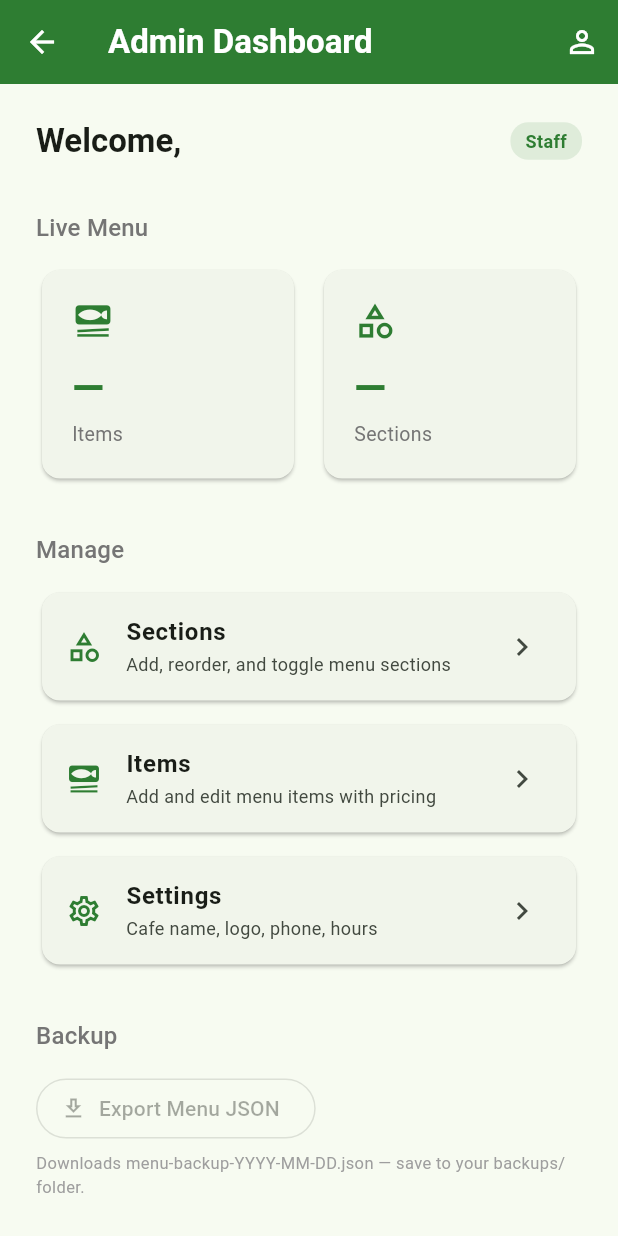
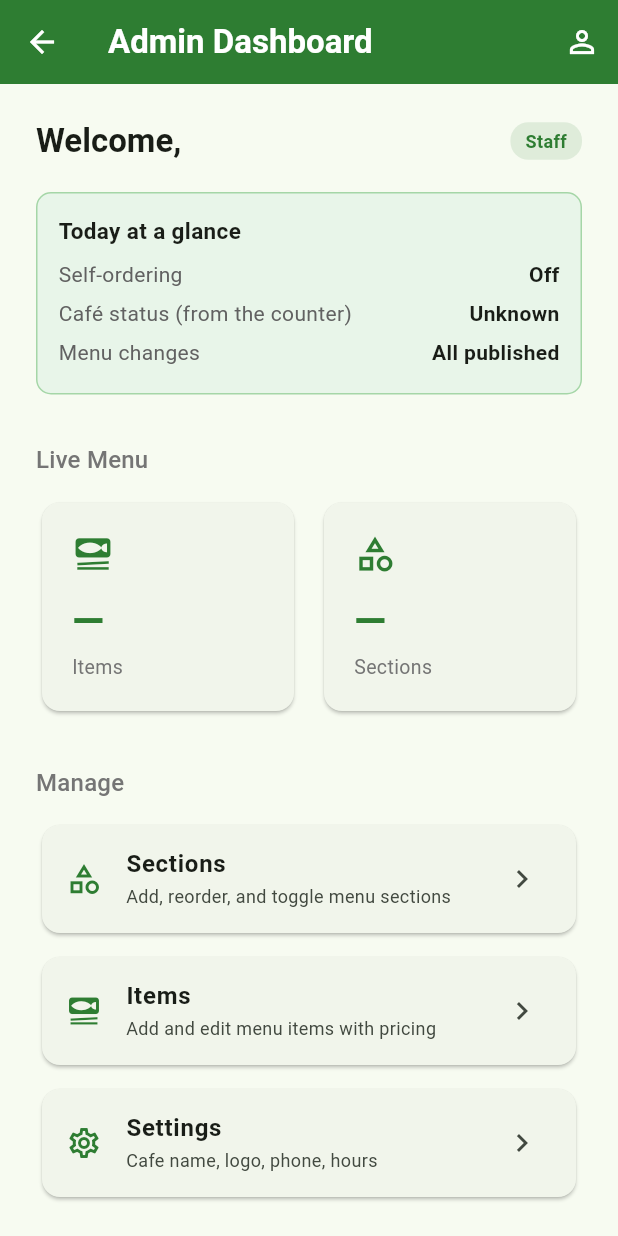
Before and after one commit to wncc-cloud/menu_design, a Flutter app: the DashboardPage screen opened directly, on a phone screen of 412 x 824 dp. Run offline on Flutter 3.47's test engine with Material 3 defaults, Android fonts, the phone set to English and light mode, and no system bars; our stand-ins replace cloud_firestore, firebase_auth, firebase_core, flutter_image_compress, flutter_riverpod, go_router and 2 more; missing offline and left inert: dart:html, excel, firebase_app_check; accounts and stored records are empty; generated files the repository leaves out were written again; statements that could not run were skipped.

Commit message:
Phase 1a step 6: Staff cannot Publish from banner, Dashboard Today at a glance, cache only on customer menu route
Co-Authored-By: Claude Sonnet 5.5 <noreply@anthropic.com>

```diff
--- a/cafe_countryside_menu/lib/features/admin/dashboard/dashboard_page.dart
+++ b/cafe_countryside_menu/lib/features/admin/dashboard/dashboard_page.dart
@@ -8,6 +8,8 @@ import 'package:go_router/go_router.dart';
 
 import '../../menu/models/menu_snapshot_model.dart';
 import '../../menu/presentation/menu_provider.dart';
+import '../../order/providers/cafe_status_provider.dart';
+import '../sections/sections_provider.dart';
 import '../auth/auth_provider.dart';
 import '../../shared/widgets/publish_banner.dart';
 
@@ -20,6 +22,61 @@ String _formatDateTime(DateTime dt) {
   final ampm = dt.hour >= 12 ? 'PM' : 'AM';
   final min = dt.minute.toString().padLeft(2, '0');
   return '${months[dt.month - 1]} ${dt.day}, ${dt.year}  $hour:$min $ampm';
+}
+
+/// Phase 1 (L7): "what will customers see today?" in one place.
+class _TodayAtAGlance extends ConsumerWidget {
+  const _TodayAtAGlance();
+
+  @override
+  Widget build(BuildContext context, WidgetRef ref) {
+    final business = ref.watch(businessProvider);
+    final cafe = ref.watch(cafeOpenProvider);
+    final changes = ref.watch(hasUnpublishedChangesProvider);
+
+    final ordering = business.when(
+      data: (b) => (b?.selfOrderEnabled ?? false) ? 'On' : 'Off',
+      loading: () => 'Checking…',
+      error: (_, _) => 'Unknown',
+    );
+    final cafeText = cafe.when(
+      data: (open) => open == null ? 'Unknown' : (open ? 'Open' : 'Closed'),
+      loading: () => 'Checking…',
+      error: (_, _) => 'Unknown',
+    );
+
+    Widget row(String label, String value) => Padding(
+          padding: const EdgeInsets.symmetric(vertical: 3),
+          child: Row(
+            children: [
+              Expanded(child: Text(label, style: TextStyle(color: Colors.grey[700]))),
+              Text(value, style: const TextStyle(fontWeight: FontWeight.bold)),
+            ],
+          ),
+        );
+
+    return Container(
+      key: const Key('today-at-a-glance'),
+      width: double.infinity,
+      padding: const EdgeInsets.all(14),
+      decoration: BoxDecoration(
+        color: const Color(0xFFE8F5E9),
+        borderRadius: BorderRadius.circular(10),
+        border: Border.all(color: const Color(0xFFA5D6A7)),
+      ),
+      child: Column(
+        crossAxisAlignment: CrossAxisAlignment.start,
+        children: [
+          const Text('Today at a glance',
+              style: TextStyle(fontWeight: FontWeight.bold, fontSize: 15)),
+          const SizedBox(height: 6),
+          row('Self-ordering', ordering),
+          row('Café status (from the counter)', cafeText),
+          row('Menu changes', changes ? 'Unpublished changes waiting' : 'All published'),
+        ],
+      ),
+    );
+  }
 }
 
 class DashboardPage extends ConsumerWidget {
@@ -105,6 +162,8 @@ class DashboardPage extends ConsumerWidget {
                         ),
                       ],
                     ),
+                    const SizedBox(height: 20),
+                    const _TodayAtAGlance(),
                     const SizedBox(height: 32),
                   ],
                   Text(
--- a/cafe_countryside_menu/lib/features/menu/presentation/menu_provider.dart
+++ b/cafe_countryside_menu/lib/features/menu/presentation/menu_provider.dart
@@ -78,7 +78,11 @@ class MenuController extends _$MenuController {
     });
     final repo = ref.read(menuRepositoryProvider);
     final store = ref.read(localStoreProvider);
-    if (!_cacheServed) {
+    // Only the customer menu route may use the saved copy; admin pages share
+    // this controller and must always see the live menu.
+    final path = Uri.base.path;
+    final customerMenuRoute = path.isEmpty || path == '/';
+    if (!_cacheServed && customerMenuRoute) {
       _cacheServed = true;
       final cached = readMenuCache(store);
       if (cached != null) {
--- a/cafe_countryside_menu/lib/features/shared/widgets/publish_banner.dart
+++ b/cafe_countryside_menu/lib/features/shared/widgets/publish_banner.dart
@@ -1,6 +1,7 @@
 import 'package:flutter/material.dart';
 import 'package:flutter_riverpod/flutter_riverpod.dart';
 
+import '../../admin/auth/auth_provider.dart';
 import '../../admin/sections/sections_provider.dart';
 
 class PublishBanner extends ConsumerWidget {
@@ -10,6 +11,8 @@ class PublishBanner extends ConsumerWidget {
   Widget build(BuildContext context, WidgetRef ref) {
     final hasChanges = ref.watch(hasUnpublishedChangesProvider);
     final notifier = ref.watch(draftProvider);
+    // K.7 #2: the role check existed (canPublish) but the banner ignored it.
+    final canPublish = ref.watch(permissionServiceProvider)?.canPublish ?? false;
 
     if (!hasChanges) return const SizedBox.shrink();
 
@@ -23,10 +26,12 @@ class PublishBanner extends ConsumerWidget {
             children: [
               const Icon(Icons.circle, size: 10, color: Colors.white),
               const SizedBox(width: 8),
-              const Expanded(
+              Expanded(
                 child: Text(
-                  'Unsaved changes — Publish to go live',
-                  style: TextStyle(
+                  canPublish
+                      ? 'Unsaved changes — Publish to go live'
+                      : 'Unpublished changes — a manager or owner must Publish',
+                  style: const TextStyle(
                     color: Colors.white,
                     fontWeight: FontWeight.w600,
                     fontSize: 13,
@@ -34,7 +39,9 @@ class PublishBanner extends ConsumerWidget {
                 ),
               ),
               const SizedBox(width: 8),
-              if (notifier.isLoading)
+              if (!canPublish)
+                const SizedBox.shrink()
+              else if (notifier.isLoading)
                 const SizedBox(
                   width: 20,
                   height: 20,
```
